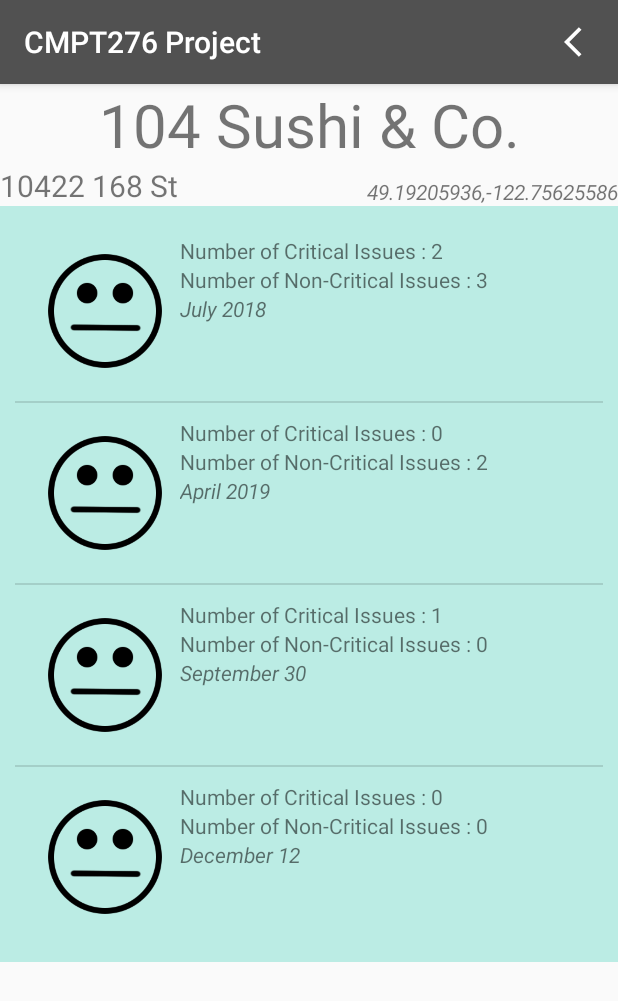
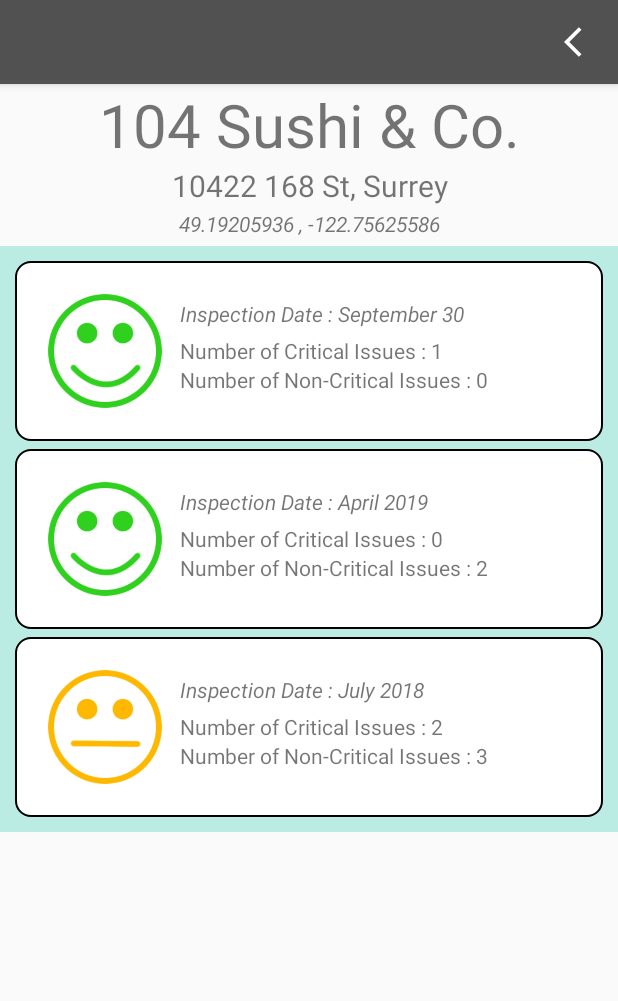
Before and after one commit to mattbekh/CMPT276_Project, an Android app: the screen it shows after launch (RestaurantActivity), after a tap on "104 Sushi & Co.", on a phone screen of 412 x 824 dp. Shown: the top 1001 px of the screen. Run offline under Robolectric (Android 15) with nearby library versions, the phone set to English and light mode, and no system bars.

Commit message:
Fixed strings.xml to contain all UI text Cleaned up UI Fixed Inspection sorting bug Fixed colors.xml colors to be better visible

```diff
--- a/app/src/main/java/com/example/cmpt276project/ui/InspectionActivity.java
+++ b/app/src/main/java/com/example/cmpt276project/ui/InspectionActivity.java
@@ -2,11 +2,17 @@ package com.example.cmpt276project.ui;
 
 import androidx.appcompat.app.AppCompatActivity;
 
+import android.content.Context;
+import android.content.Intent;
 import android.os.Bundle;
 
 import com.example.cmpt276project.R;
 
 public class InspectionActivity extends AppCompatActivity {
+
+    public static Intent makeIntent(Context context) {
+        return new Intent(context, InspectionActivity.class);
+    }
 
     @Override
     protected void onCreate(Bundle savedInstanceState) {
--- a/app/src/main/java/com/example/cmpt276project/ui/InspectionListAdapter.java
+++ b/app/src/main/java/com/example/cmpt276project/ui/InspectionListAdapter.java
@@ -6,10 +6,12 @@ import android.view.LayoutInflater;
 import android.view.View;
 import android.view.ViewGroup;
 import android.widget.ArrayAdapter;
+import android.widget.ImageView;
 import android.widget.TextView;
 
 import androidx.annotation.NonNull;
 import androidx.annotation.Nullable;
+import androidx.core.app.ActivityCompat;
 
 import com.example.cmpt276project.R;
 import com.example.cmpt276project.model.Inspection;
@@ -22,7 +24,7 @@ public class InspectionListAdapter extends ArrayAdapter<Inspection> {
 
     private Context ct;
     private int mResource;
-    private Restaurant restaurantSelected;
+
 
     public InspectionListAdapter(@NonNull Context context, int resource, ArrayList<Inspection> inspections) {
         super(context, resource, inspections);
@@ -34,24 +36,36 @@ public class InspectionListAdapter extends ArrayAdapter<Inspection> {
 
     @Override
     public View getView(int position, View convertView,  ViewGroup parent) {
-        int numCritIssues = getItem(position).getNumCriticalIssues();
-        int numNonCritIssues = getItem(position).getNumNonCriticalIssues();
 
-//        Inspection inspection = new Inspection()
-//        Inspection inspection = restaurantSelected.getInspectionByIndex(position);
-//        int numCritIssues = inspection.getNumCriticalIssues();
         LayoutInflater inflater = LayoutInflater.from(ct);
-//        convertView = inflater.inflate(mResource,parent,false);
 
         View view = inflater.inflate(R.layout.inspection_row,null);
 
         TextView numCritIssues_TV = view.findViewById(R.id.numCritIssues);
         TextView numNonCritIssues_TV = view.findViewById(R.id.numNonCritIssues);
         TextView date_TV = view.findViewById(R.id.inspectionDate);
+        ImageView hazardIcon = view.findViewById(R.id.hazardIcon);
 
-        numCritIssues_TV.setText("Number of Critical Issues : "+numCritIssues);
-        numNonCritIssues_TV.setText("Number of Non-Critical Issues : "+numNonCritIssues);
-        date_TV.setText(getItem(position).getSmartDate());
+        numCritIssues_TV.setText(ct.getString(R.string.num_critical_issues) + getItem(position).getNumCriticalIssues());
+        numNonCritIssues_TV.setText(ct.getString(R.string.num_non_critical_issues) + getItem(position).getNumNonCriticalIssues());
+        date_TV.setText(ct.getString(R.string.inspection_date) + getItem(position).getSmartDate());
+
+        // Modify hazard level icon
+        switch (getItem(position).getHazardRating()) {
+
+            case LOW:
+                hazardIcon.setImageResource(R.drawable.happy_face_icon);
+                hazardIcon.setColorFilter(ActivityCompat.getColor(ct, R.color.lowHazard));
+                break;
+            case MODERATE:
+                hazardIcon.setImageResource(R.drawable.straight_face_icon);
+                hazardIcon.setColorFilter(ActivityCompat.getColor(ct, R.color.mediumHazard));
+                break;
+            case HIGH:
+                hazardIcon.setImageResource(R.drawable.unhappy_face_icon);
+                hazardIcon.setColorFilter(ActivityCompat.getColor(ct, R.color.highHazard));
+                break;
+        }
 
         return view;
     }
--- a/app/src/main/java/com/example/cmpt276project/ui/RestaurantActivity.java
+++ b/app/src/main/java/com/example/cmpt276project/ui/RestaurantActivity.java
@@ -10,15 +10,19 @@ import android.os.Bundle;
 import android.view.Menu;
 import android.view.MenuInflater;
 import android.view.MenuItem;
+import android.view.View;
+import android.widget.AdapterView;
 import android.widget.ArrayAdapter;
 import android.widget.ListView;
 import android.widget.TextView;
+import android.widget.Toast;
 
 import com.example.cmpt276project.R;
 import com.example.cmpt276project.model.Inspection;
 import com.example.cmpt276project.model.Restaurant;
 import com.example.cmpt276project.model.RestaurantManager;
 
+import java.util.Comparator;
 import java.util.GregorianCalendar;
 
 public class RestaurantActivity extends AppCompatActivity {
@@ -60,8 +64,8 @@ public class RestaurantActivity extends AppCompatActivity {
     protected void onCreate(Bundle savedInstanceState) {
         super.onCreate(savedInstanceState);
         setContentView(R.layout.activity_restaurant_view);
-        Toolbar toolbar = findViewById(R.id.toolbar);
-        setSupportActionBar(toolbar);
+        setupToolbar();
+
 
         intent = getIntent();
         manager = RestaurantManager.getInstance();
@@ -70,17 +74,39 @@ public class RestaurantActivity extends AppCompatActivity {
         setData(restaurant);
 
         populateListView();
+        registerClickCallback();
+    }
+
+    private void setupToolbar() {
+        Toolbar toolbar = findViewById(R.id.toolbar);
+        setSupportActionBar(toolbar);
+        getSupportActionBar().setDisplayShowTitleEnabled(false);
     }
 
     private void populateListView() {
         inspectionList = findViewById(R.id.inspectionList);
 
-        // For test
-        restaurant.addInspection(new Inspection("Test","Routine","Low",new GregorianCalendar(2019,11,12)));
+        // Sort in descending order
+        Inspection.DateDescendingComparator comparator = new Inspection.DateDescendingComparator();
+        restaurant.sort(comparator);
 
         InspectionListAdapter adapter = new InspectionListAdapter(this,R.layout.inspection_row,restaurant.getInspectionList());
         inspectionList.setAdapter(adapter);
 
+    }
+
+    private void registerClickCallback() {
+        inspectionList.setOnItemClickListener(new AdapterView.OnItemClickListener() {
+            @Override
+            public void onItemClick(AdapterView<?> parent, View view, int position, long id) {
+
+                Intent intent = InspectionActivity.makeIntent(RestaurantActivity.this);
+
+                // put index of Inspection as extra
+                intent.putExtra("inspection",position);
+                startActivity(intent);
+            }
+        });
     }
 
     private void setData(Restaurant restaurant) {
@@ -89,8 +115,8 @@ public class RestaurantActivity extends AppCompatActivity {
         restaurantGPS = findViewById(R.id.restaurantGPS);
 
         restaurantName.setText(restaurant.getName());
-        restaurantAddress.setText(restaurant.getAddress());
-        restaurantGPS.setText(""+restaurant.getLatitude()+","+restaurant.getLongitude());
+        restaurantAddress.setText(restaurant.getAddress()+", "+restaurant.getCity());
+        restaurantGPS.setText(""+restaurant.getLatitude()+" , "+restaurant.getLongitude());
     }
 
     private void getData(Intent it) {
--- a/app/src/main/java/com/example/cmpt276project/ui/RestaurantListActivity.java
+++ b/app/src/main/java/com/example/cmpt276project/ui/RestaurantListActivity.java
@@ -43,6 +43,7 @@ public class RestaurantListActivity extends AppCompatActivity {
 
     @Override
     public boolean onOptionsItemSelected(@NonNull MenuItem item) {
+        // Could support more buttons
         switch (item.getItemId()){
             case R.id.backIcon :
                 finish();
@@ -55,13 +56,19 @@ public class RestaurantListActivity extends AppCompatActivity {
     protected void onCreate(Bundle savedInstanceState) {
         super.onCreate(savedInstanceState);
         setContentView(R.layout.activity_restaurant_list);
-        Toolbar toolbar = findViewById(R.id.toolbar);
-        setSupportActionBar(toolbar);
+        setupToolbar();
 
         restaurants = RestaurantManager.getInstance();
         restaurants.sort();
 
         populateRecyclerView();
+    }
+
+    private void setupToolbar() {
+        Toolbar toolbar = findViewById(R.id.toolbar);
+        setSupportActionBar(toolbar);
+        getSupportActionBar().setDisplayShowTitleEnabled(false);
+        toolbar.setTitle(R.string.first_activity_title);
     }
 
     private void populateRecyclerView() {
--- a/app/src/main/java/com/example/cmpt276project/ui/RestaurantListAdapter.java
+++ b/app/src/main/java/com/example/cmpt276project/ui/RestaurantListAdapter.java
@@ -10,6 +10,7 @@ import android.widget.TextView;
 
 import androidx.annotation.NonNull;
 import androidx.constraintlayout.widget.ConstraintLayout;
+import androidx.core.app.ActivityCompat;
 import androidx.recyclerview.widget.RecyclerView;
 
 import com.example.cmpt276project.R;
@@ -57,7 +58,7 @@ public class RestaurantListAdapter extends RecyclerView.Adapter<RestaurantListAd
         // Store most recent inspections # of issues
         Inspection topInspection = restaurant.getInspectionByIndex(0);
         if(topInspection.getTrackingNumber() == "EMPTY"){
-            holder.inspectionDate_tv.setText("No Inspections Yet");
+            holder.inspectionDate_tv.setText(R.string.no_inspections_found);
             holder.numberOfIssues_tv.setText("");
             holder.hazardLevel.setVisibility(View.INVISIBLE);
         }
@@ -65,7 +66,7 @@ public class RestaurantListAdapter extends RecyclerView.Adapter<RestaurantListAd
             int numCriticalIssues = topInspection.getNumCriticalIssues();
             int numNonCriticalIssues = topInspection.getNumNonCriticalIssues();
             int numIssues = numCriticalIssues + numNonCriticalIssues;
-            holder.numberOfIssues_tv.setText("# of Issues : " + numIssues);
+            holder.numberOfIssues_tv.setText(context.getString(R.string.num_of_issues) + numIssues);
 
             // Store most recent inspections date
             holder.inspectionDate_tv.setText("" + topInspection.getSmartDate());
@@ -75,12 +76,15 @@ public class RestaurantListAdapter extends RecyclerView.Adapter<RestaurantListAd
 
                 case LOW:
                     holder.hazardLevel.setImageResource(R.drawable.happy_face_icon);
+                    holder.hazardLevel.setColorFilter(ActivityCompat.getColor(context, R.color.lowHazard));
                     break;
                 case MODERATE:
                     holder.hazardLevel.setImageResource(R.drawable.straight_face_icon);
+                    holder.hazardLevel.setColorFilter(ActivityCompat.getColor(context, R.color.mediumHazard));
                     break;
                 case HIGH:
                     holder.hazardLevel.setImageResource(R.drawable.unhappy_face_icon);
+                    holder.hazardLevel.setColorFilter(ActivityCompat.getColor(context, R.color.highHazard));
                     break;
             }
         }
--- a/app/src/main/res/drawable-v24/cardview_body.xml
+++ b/app/src/main/res/drawable-v24/cardview_body.xml
@@ -5,7 +5,7 @@
             <item>
                 <shape>
                     <solid android:color="@color/colorAccent"/>
-                    <corners android:radius="6dp" />
+                    <corners android:radius="10dp" />
                     <stroke android:width="1dp" android:color="@android:color/black" />
                 </shape>
             </item>
--- a/app/src/main/res/layout/activity_restaurant_view.xml
+++ b/app/src/main/res/layout/activity_restaurant_view.xml
@@ -1,6 +1,5 @@
 <?xml version="1.0" encoding="utf-8"?>
 <RelativeLayout xmlns:android="http://schemas.android.com/apk/res/android"
-    xmlns:app="http://schemas.android.com/apk/res-auto"
     xmlns:tools="http://schemas.android.com/tools"
     android:layout_width="match_parent"
     android:layout_height="match_parent"
@@ -16,35 +15,52 @@
         android:id="@+id/restaurantName"
         android:layout_width="match_parent"
         android:layout_height="wrap_content"
-        android:text="TextView"
+        android:text=""
         android:gravity="center"
         android:layout_below="@+id/toolbar"
-        android:textSize="40dp"/>
+        android:textSize="40sp"
+        />
+
+    <RelativeLayout
+        android:id="@+id/relativeLayout"
+        android:layout_width="match_parent"
+        android:layout_height="wrap_content"
+        android:gravity="center"
+        android:layout_below="@id/restaurantName">
 
         <TextView
             android:id="@+id/restaurantAddress"
-        android:layout_width="wrap_content"
+            android:layout_width="match_parent"
             android:layout_height="wrap_content"
-        android:text="TextView"
-        android:textSize="20dp"
-        android:layout_below="@id/restaurantName"/>
+            android:text=""
+            android:textSize="20sp"
+            android:layout_centerHorizontal="true"
+            android:gravity="center"
+            android:layout_marginBottom="2dp" />
 
         <TextView
             android:id="@+id/restaurantGPS"
-        android:layout_width="wrap_content"
+            android:layout_width="match_parent"
             android:layout_height="wrap_content"
-        android:text="TextView"
+            android:text=""
+            android:layout_centerHorizontal="true"
+            android:gravity="center"
             android:textStyle="italic"
-        android:layout_alignParentEnd="true"
-        android:layout_alignBottom="@+id/restaurantAddress" />
+            android:layout_marginBottom="5dp"
+            android:layout_below="@id/restaurantAddress"/>
+
+    </RelativeLayout>
+
 
         <ListView
             android:id="@+id/inspectionList"
             android:layout_width="match_parent"
             android:layout_height="wrap_content"
-            android:layout_below="@id/restaurantAddress"
+            android:layout_below="@id/relativeLayout"
             android:background="@color/colorPrimary"
-            android:padding="10dp">
+            android:padding="10dp"
+            android:divider="@android:color/transparent"
+            android:dividerHeight="5.0sp">
 
         </ListView>
 
--- a/app/src/main/res/layout/inspection_row.xml
+++ b/app/src/main/res/layout/inspection_row.xml
@@ -5,7 +5,10 @@
     android:orientation="vertical"
     android:layout_width="match_parent"
     android:padding="10dp"
-    android:layout_height="wrap_content">
+    android:layout_height="wrap_content"
+    android:background="@drawable/cardview_body"
+    android:layout_marginTop="2dp"
+    android:layout_marginBottom="2dp">
 
     <ImageView
         android:id="@+id/hazardIcon"
@@ -14,30 +17,33 @@
         app:layout_constraintBottom_toBottomOf="parent"
         app:layout_constraintEnd_toEndOf="parent"
         app:layout_constraintTop_toTopOf="parent"
-        app:srcCompat="@drawable/straight_face_icon"
-        />
+        app:srcCompat="@drawable/straight_face_icon"/>
+
+    <TextView
+        android:id="@+id/inspectionDate"
+        android:layout_width="wrap_content"
+        android:layout_height="wrap_content"
+        android:textStyle="italic"
+        android:layout_marginTop="15dp"
+        android:layout_marginBottom="5dp"
+        android:layout_alignTop="@+id/hazardIcon"
+        android:layout_alignStart="@id/numNonCritIssues"
+        android:text=""/>
 
     <TextView
         android:id="@+id/numCritIssues"
         android:layout_width="match_parent"
         android:layout_height="wrap_content"
-        android:text="Crit Issues"
-        android:layout_toRightOf="@+id/hazardIcon"/>
+        android:text=""
+        android:layout_toEndOf="@+id/hazardIcon"
+        android:layout_below="@id/inspectionDate"/>
 
     <TextView
         android:id="@+id/numNonCritIssues"
         android:layout_width="wrap_content"
         android:layout_height="wrap_content"
-        android:text="Non Crit Issues"
+        android:text=""
         android:layout_alignStart="@+id/numCritIssues"
         android:layout_below="@id/numCritIssues"/>
-    <TextView
-        android:id="@+id/inspectionDate"
-        android:layout_width="wrap_content"
-        android:layout_height="wrap_content"
-        android:textStyle="italic"
-        android:layout_below="@id/numNonCritIssues"
-        android:layout_alignStart="@id/numNonCritIssues"
-        android:text="Date"/>
 
 </RelativeLayout>
--- a/app/src/main/res/layout/restaurant_row.xml
+++ b/app/src/main/res/layout/restaurant_row.xml
@@ -2,7 +2,6 @@
 <androidx.constraintlayout.widget.ConstraintLayout
     xmlns:android="http://schemas.android.com/apk/res/android"
     xmlns:app="http://schemas.android.com/apk/res-auto"
-    xmlns:tools="http://schemas.android.com/tools"
     android:layout_width="match_parent"
     android:layout_height="wrap_content"
     android:background="@color/colorPrimary"
@@ -37,8 +36,8 @@
                 android:layout_marginStart="20dp"
                 android:layout_marginTop="10dp"
                 android:maxLines="10"
-                android:text="Title"
-                android:textSize="20dp"
+                android:text=""
+                android:textSize="20sp"
                 android:textStyle="bold"
                 app:layout_constraintStart_toEndOf="@+id/restaurantIcon"
                 app:layout_constraintTop_toTopOf="parent" />
@@ -48,8 +47,8 @@
                 android:layout_width="wrap_content"
                 android:layout_height="wrap_content"
                 android:layout_marginStart="20dp"
-                android:text="Number of Issues"
-                android:textSize="18dp"
+                android:text=""
+                android:textSize="18sp"
                 app:layout_constraintStart_toEndOf="@+id/restaurantIcon"
                 app:layout_constraintTop_toBottomOf="@+id/restaurantName" />
 
@@ -58,8 +57,8 @@
                 android:layout_width="wrap_content"
                 android:layout_height="wrap_content"
                 android:layout_marginStart="20dp"
-                android:text="Inspection Date"
-                android:textSize="18dp"
+                android:text=""
+                android:textSize="18sp"
                 android:textStyle="italic"
                 app:layout_constraintStart_toEndOf="@+id/restaurantIcon"
                 app:layout_constraintTop_toBottomOf="@+id/numIssues" />
@@ -80,7 +79,8 @@
                 app:layout_constraintBottom_toBottomOf="parent"
                 app:layout_constraintEnd_toEndOf="parent"
                 app:layout_constraintTop_toTopOf="parent"
-                app:srcCompat="@drawable/straight_face_icon" />
+                app:srcCompat="@drawable/straight_face_icon"
+                />
 
         </androidx.constraintlayout.widget.ConstraintLayout>
     </androidx.cardview.widget.CardView>
--- a/app/src/main/res/values/colors.xml
+++ b/app/src/main/res/values/colors.xml
@@ -5,6 +5,6 @@
     <color name="colorAccent">#FFFFFF</color>
 
     <color name="highHazard">#E31D1D</color>
-    <color name="mediumHazard">#D8B14C</color>
-    <color name="lowHazard">#67D85B</color>
+    <color name="mediumHazard">#FFB800</color>
+    <color name="lowHazard">#2FD11E</color>
 </resources>
--- a/app/src/main/res/values/strings.xml
+++ b/app/src/main/res/values/strings.xml
@@ -19,5 +19,11 @@
     <string name="Inspection_date_november">November</string>
     <string name="Inspection_date_december">December</string>
     <string name="Inspection_days_ago_text">days ago</string>
+    <string name="num_of_issues"># of Issues : \</string>
+    <string name="no_inspections_found">No Inspections Yet</string>
+    <string name="num_critical_issues">Number of Critical Issues : \</string>
+    <string name="num_non_critical_issues">Number of Non-Critical Issues : \</string>
+    <string name="first_activity_title">Restaurant Finder</string>
+    <string name="inspection_date">Inspection Date : \</string>
 
 </resources>
```
Lines whose indentation alone changed are shown as unchanged.
